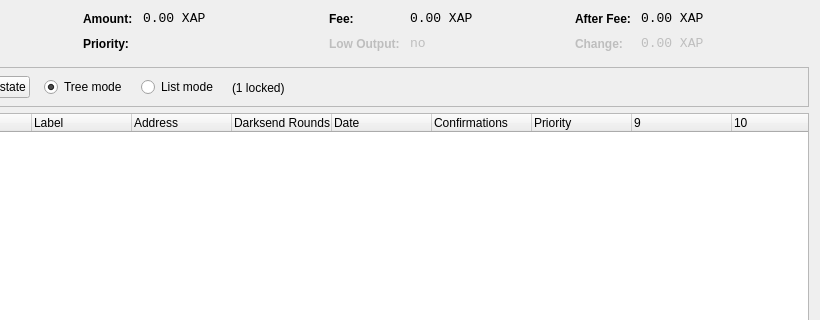
Above: src/qt/forms/coincontroldialog.ui from Qwoyn/Qwoyn_MN before the change; both pictures show x 180 to 1000 and y 0 to 320 of the 1000 by 500 pixel window. Below: the same form after it.
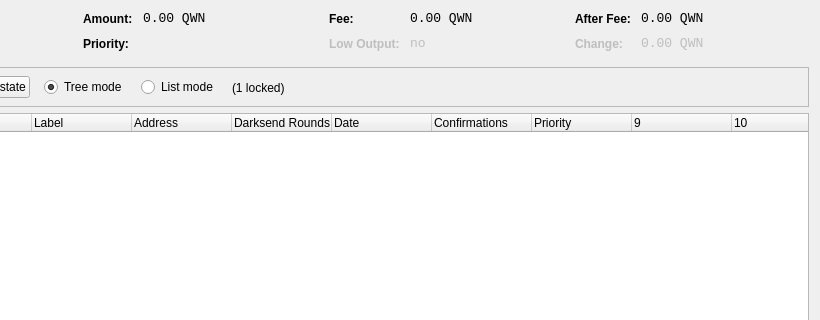
That is the form after the change. Custom widgets are drawn as their Qt base class.

```diff
--- a/src/qt/forms/coincontroldialog.ui
+++ b/src/qt/forms/coincontroldialog.ui
@@ -141,7 +141,7 @@
           <enum>Qt::ActionsContextMenu</enum>
          </property>
          <property name="text">
-          <string notr="true">0.00 XAP</string>
+          <string notr="true">0.00 QWN</string>
          </property>
          <property name="textInteractionFlags">
           <set>Qt::LinksAccessibleByMouse|Qt::TextSelectableByKeyboard|Qt::TextSelectableByMouse</set>
@@ -221,7 +221,7 @@
           <enum>Qt::ActionsContextMenu</enum>
          </property>
          <property name="text">
-          <string notr="true">0.00 XAP</string>
+          <string notr="true">0.00 QWN</string>
          </property>
          <property name="textInteractionFlags">
           <set>Qt::LinksAccessibleByMouse|Qt::TextSelectableByKeyboard|Qt::TextSelectableByMouse</set>
@@ -307,7 +307,7 @@
           <enum>Qt::ActionsContextMenu</enum>
          </property>
          <property name="text">
-          <string notr="true">0.00 XAP</string>
+          <string notr="true">0.00 QWN</string>
          </property>
          <property name="textInteractionFlags">
           <set>Qt::LinksAccessibleByMouse|Qt::TextSelectableByKeyboard|Qt::TextSelectableByMouse</set>
@@ -345,7 +345,7 @@
           <enum>Qt::ActionsContextMenu</enum>
          </property>
          <property name="text">
-          <string notr="true">0.00 XAP</string>
+          <string notr="true">0.00 QWN</string>
          </property>
          <property name="textInteractionFlags">
           <set>Qt::LinksAccessibleByMouse|Qt::TextSelectableByKeyboard|Qt::TextSelectableByMouse</set>
```
